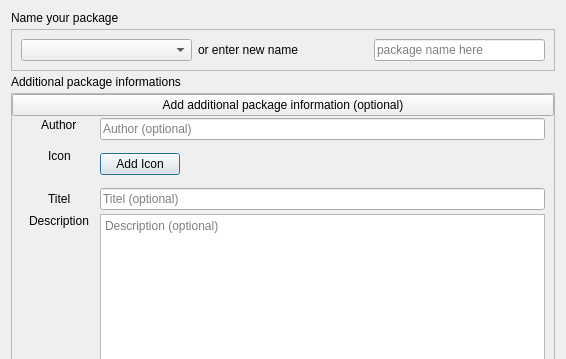
First picture: the form in src/ui/dlgPackageExporter.ui, repository Mudlet/Mudlet, before the edit; both pictures show x 0 to 566 and y 0 to 359 of the 566 by 826 pixel window.
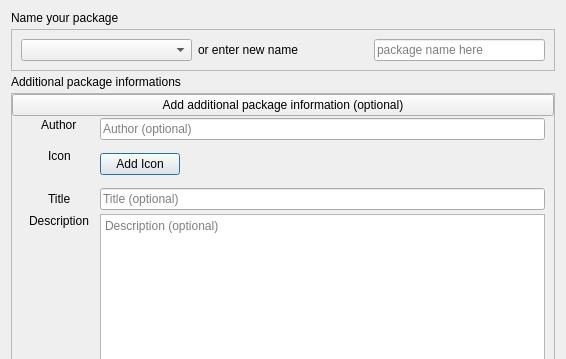
Second picture: the form after the edit.

Commit message: title was written wrong everywhere

Diff of the .ui file:
```diff
--- a/src/ui/dlgPackageExporter.ui
+++ b/src/ui/dlgPackageExporter.ui
@@ -268,7 +268,7 @@
          <item row="2" column="0">
           <widget class="QLabel" name="label_7">
            <property name="text">
-            <string>Titel</string>
+            <string>Title</string>
            </property>
            <property name="alignment">
             <set>Qt::AlignLeading|Qt::AlignLeft|Qt::AlignVCenter</set>
@@ -278,7 +278,7 @@
          <item row="2" column="1">
           <widget class="QLineEdit" name="Titel">
            <property name="placeholderText">
-            <string>Titel (optional)</string>
+            <string>Title (optional)</string>
            </property>
           </widget>
          </item>
```
Left out of the diff: 4 changed lines with no effect on the pictures. The commit also changes 1 other file.
